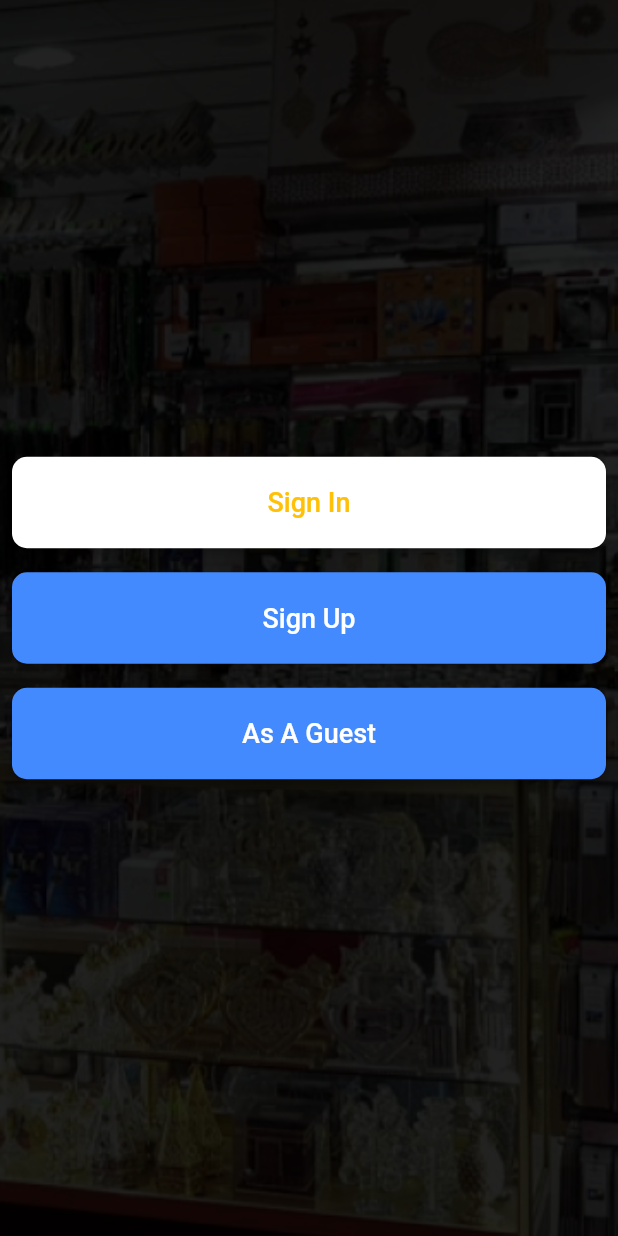
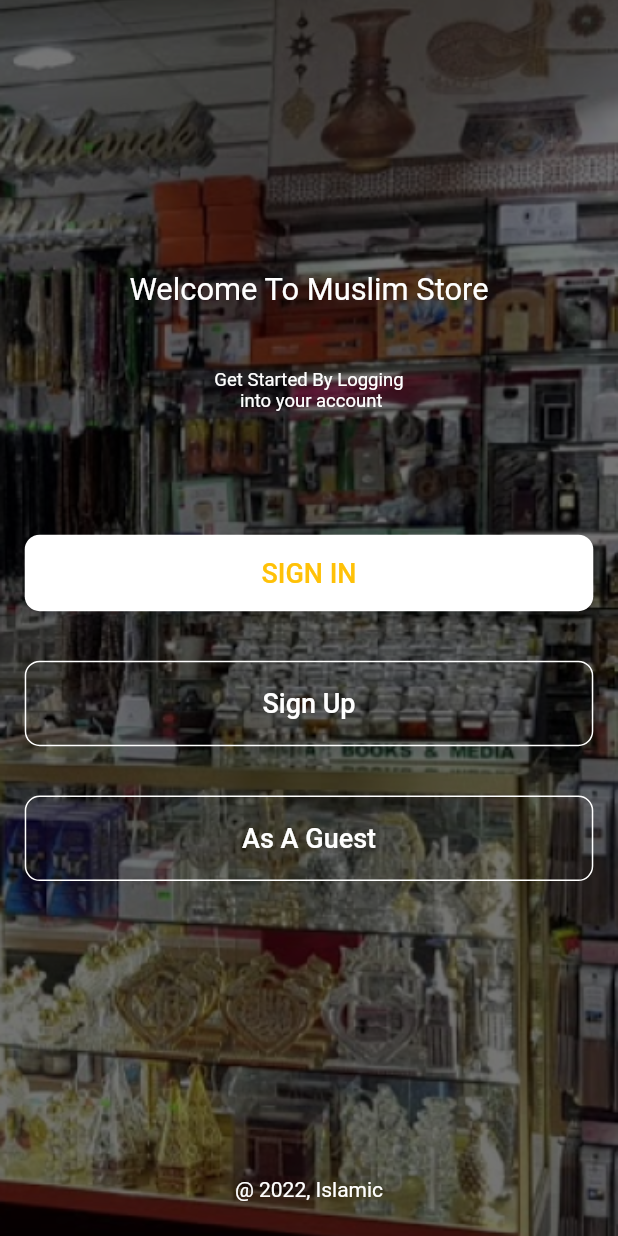
Before and after one commit to AsifMostafiz1/flutter_muslim_ecom_app, a Flutter app: the WelcomePage widget shown alone on an empty page, opened directly, on a phone screen of 412 x 824 dp. Run offline on Flutter 3.47's test engine with Material 2 defaults, Android fonts, the phone set to English and light mode, and no system bars.

```diff
--- a/lib/widgets/welcome_page.dart
+++ b/lib/widgets/welcome_page.dart
@@ -1,6 +1,7 @@
 import 'package:flutter/material.dart';
 import 'package:islami_ecom_app/constants/size_configs.dart';
-import 'package:blur/blur.dart';
+import 'package:islami_ecom_app/screens/sign_in_page.dart';
+import 'package:islami_ecom_app/screens/sign_up_page.dart';
 
 class WelcomePage extends StatelessWidget {
   const WelcomePage({Key? key}) : super(key: key);
@@ -8,28 +9,102 @@ class WelcomePage extends StatelessWidget {
   @override
   Widget build(BuildContext context) {
     SizeConfigure().init(context);
-    double sizev = SizeConfigure.blockSizeV!;
-    double sizeh = SizeConfigure.blockSizeH!;
+    double sizeV = SizeConfigure.blockSizeV!;
+    double sizeH = SizeConfigure.blockSizeH!;
 
     return Container(
-      height: sizev*100,
-      width: sizeh*100,
+      height: sizeV * 100,
+      width: sizeH * 100,
       decoration: BoxDecoration(
-
-        image: DecorationImage(image: AssetImage('assets/images/welcomeImage.png'),
-            colorFilter: ColorFilter.mode(Colors.black87, BlendMode.hardLight),
-         fit: BoxFit.cover)
-      ),
+          image: DecorationImage(
+              image: AssetImage('assets/images/welcomeImage.png'),
+              colorFilter:
+                  ColorFilter.mode(Colors.black54, BlendMode.hardLight),
+              fit: BoxFit.cover)),
       child: Column(
         mainAxisAlignment: MainAxisAlignment.center,
         children: [
-          CustomButton(btnName: 'Sign In',btnColor: Colors.white,textColor: Colors.amber,),
-          CustomButton(btnName: 'Sign Up',btnColor: Colors.blueAccent,textColor: Colors.white,),
-          CustomButton(btnName: 'As A Guest',btnColor: Colors.blueAccent,textColor: Colors.white,),
+          Expanded(
+            flex: 20,
+            child: Column(
+              mainAxisAlignment: MainAxisAlignment.center,
+              children: [
+                Text(
+                  'Welcome To Muslim Store',
+                  style: TextStyle(fontSize: sizeH * 5, color: Colors.white),
+                ),
+                SizedBox(
+                  height: sizeV * 5,
+                ),
+                Text(
+                  'Get Started By Logging\n into your account',
+                  style: TextStyle(fontSize: sizeH * 3, color: Colors.white),
+                  textAlign: TextAlign.center,
+                ),
+                SizedBox(
+                  height: sizeV * 8,
+                ),
+                Padding(
+                  padding: EdgeInsets.all(sizeV * 2),
+                  child: ElevatedButton(
+                    style: ElevatedButton.styleFrom(
+                      primary: Colors.white,
+                      shape: RoundedRectangleBorder(
+                        borderRadius: BorderRadius.circular(10.0),
+                      ),
+                    ),
+                    onPressed: () {
+                      Navigator.push(
+                          context,
+                          MaterialPageRoute(
+                              builder: (context) => SignInPage()));
+                    },
+                    child: Padding(
+                      padding: const EdgeInsets.all(15.0),
+                      child: Row(
+                        mainAxisAlignment: MainAxisAlignment.center,
+                        children: [
+                          Text(
+                            'SIGN IN',
+                            style: TextStyle(color: Colors.amber, fontSize: 18),
+                          ),
+                        ],
+                      ),
+                    ),
+                  ),
+                ),
+                CustomButton(
+                  btnName: 'Sign Up',
+                  btnColor: Colors.blueAccent,
+                  textColor: Colors.white,
+                  sizev: sizeV,
+                  onPressed: (){
+                    Navigator.push(context, MaterialPageRoute(builder: (context)=>SignUpPage()));
+                  },
+                ),
+                CustomButton(
+                  onPressed: (){
 
+                  },
+                  sizev: sizeV,
+                  btnName: 'As A Guest',
+                  btnColor: Colors.blueAccent,
+                  textColor: Colors.white,
+                ),
+              ],
+            ),
+          ),
+          Expanded(
+            flex: 1,
+            child: Container(
+              child: Text(
+                "@ 2022, Islamic",
+                style: TextStyle(color: Colors.white),
+              ),
+            ),
+          )
         ],
       ),
-
     );
   }
 }
@@ -39,35 +114,38 @@ class CustomButton extends StatelessWidget {
     Key? key,
     required this.btnName,
     required this.btnColor,
-    required this.textColor
+    required this.sizev,
+    required this.textColor,
+    required this.onPressed
   }) : super(key: key);
 
   final String btnName;
   final Color btnColor;
   final Color textColor;
+  final double sizev;
+  final VoidCallback onPressed;
 
   @override
   Widget build(BuildContext context) {
     return Padding(
-      padding: const EdgeInsets.all(8.0),
-      child: ElevatedButton(
-        onPressed: () {
-
-        },
-        style: ElevatedButton.styleFrom(primary: btnColor,
-          shape: RoundedRectangleBorder(
-            borderRadius: BorderRadius.circular(10.0),
+      padding: EdgeInsets.all(sizev * 2),
+      child: TextButton(
+        onPressed: onPressed,
+        style: ButtonStyle(
+            shape: MaterialStateProperty.all<RoundedRectangleBorder>(
+                RoundedRectangleBorder(
+                    borderRadius: BorderRadius.circular(10.0),
+                    side: BorderSide(color: Colors.white)))),
+        child: Padding(
+          padding: const EdgeInsets.symmetric(
+            vertical: 10,
           ),
-        ),
-        child: Padding(
-          padding: const  EdgeInsets.symmetric(vertical: 20,),
           child: Row(
             mainAxisAlignment: MainAxisAlignment.center,
             children: [
-
-              Text( btnName,
-                style: TextStyle(color: textColor,fontSize: 18),
-
+              Text(
+                btnName,
+                style: TextStyle(color: textColor, fontSize: 18),
               ),
             ],
           ),
```
Also changed, not shown: lib/main.dart (+7 -2 lines), lib/screens/on_boarding_page.dart (+8 -5 lines), lib/screens/sign_in_page.dart (+19 -22 lines), pubspec.lock, 1 other file.
